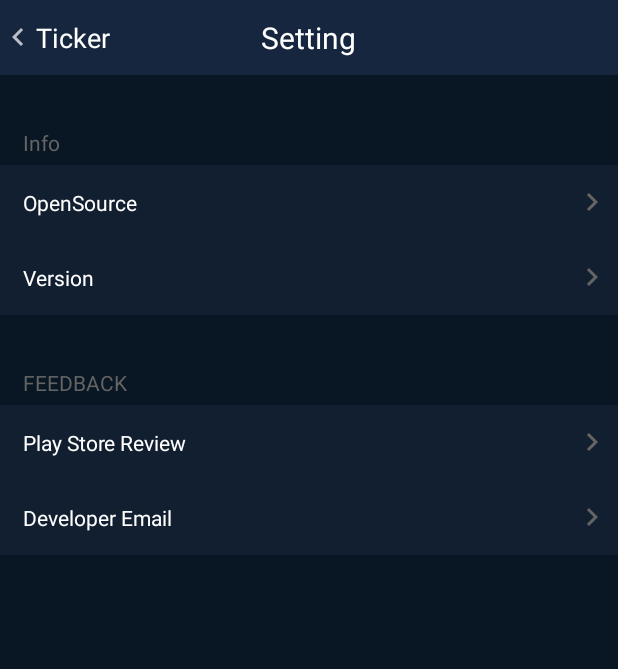
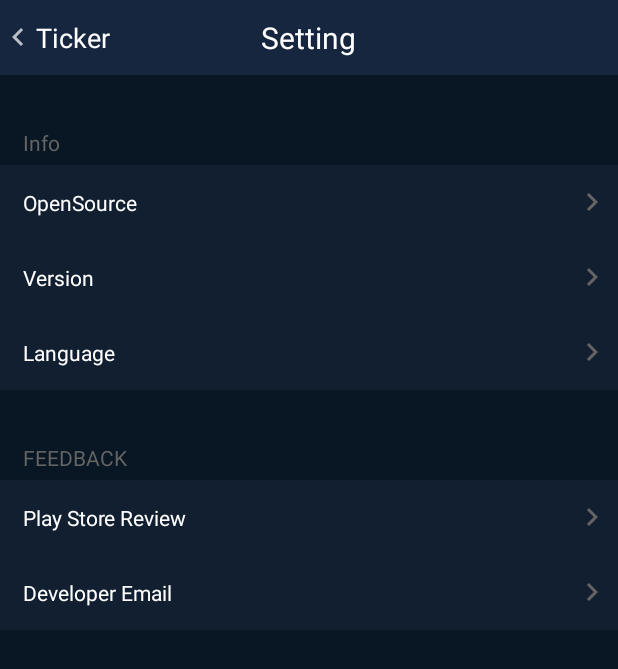
Before and after one commit to wiffy-io/BitMex-ticker-android, an Android app: the SettingActivity screen opened directly, with no data from a screen before it, on a phone screen of 412 x 824 dp. Shown: the top 669 px of the screen. Run offline under Robolectric (Android 15) with nearby library versions, the phone set to English and light mode, and no system bars; network calls fail.

Commit message:
20190616/7:01PM

```diff
--- a/app/src/main/java/com/pale_cosmos/bitmexticker/ui/Information/InformationActivity.kt
+++ b/app/src/main/java/com/pale_cosmos/bitmexticker/ui/Information/InformationActivity.kt
@@ -39,7 +39,7 @@ class InformationActivity : AppCompatActivity(),
         coinInformation = intent.getStringExtra("information")
         information_navi.setOnNavigationItemSelectedListener(this)
         information_navi.menu.findItem(R.id.action_title).title = coinInformation
-        mPresenter = InformationPresenter(this)
+        mPresenter = InformationPresenter(this,applicationContext)
         gestureScanner = GestureDetector(this)
         mPresenter.init()
 
--- a/app/src/main/java/com/pale_cosmos/bitmexticker/ui/Information/InformationContract.kt
+++ b/app/src/main/java/com/pale_cosmos/bitmexticker/ui/Information/InformationContract.kt
@@ -13,5 +13,6 @@ interface InformationContract {
     }
     interface Presenter{
         fun init()
+        fun setSystemLanguage()
     }
 }
--- a/app/src/main/java/com/pale_cosmos/bitmexticker/ui/Main/MainActivity.kt
+++ b/app/src/main/java/com/pale_cosmos/bitmexticker/ui/Main/MainActivity.kt
@@ -44,7 +44,7 @@ class MainActivity : AppCompatActivity(), MainContract.View {
 
         init_loading()
         start_loading()
-        mPresenter = MainPresenter(this)
+        mPresenter = MainPresenter(this,applicationContext)
         mPresenter.change_UI()
         mPresenter.get_coin()
 
--- a/app/src/main/java/com/pale_cosmos/bitmexticker/ui/Main/MainContract.kt
+++ b/app/src/main/java/com/pale_cosmos/bitmexticker/ui/Main/MainContract.kt
@@ -24,5 +24,6 @@ interface MainContract {
         fun make_socket()
         fun get_coin()
         fun socker_reconnect()
+        fun setSystemLanguage()
     }
 }
--- a/app/src/main/java/com/pale_cosmos/bitmexticker/ui/Setting/SettingActivity.kt
+++ b/app/src/main/java/com/pale_cosmos/bitmexticker/ui/Setting/SettingActivity.kt
@@ -31,10 +31,6 @@ const val SWIPE_THRESHOLD_VELOCITY = 150
 class SettingActivity : AppCompatActivity(), SettingContract.View, GestureDetector.OnGestureListener {
     lateinit var mPresenter: SettingPresenter
     lateinit var gestureScanner: GestureDetector
-    //lateinit var opensource: RelativeLayout
-    //lateinit var versions: RelativeLayout
-    //lateinit var review: RelativeLayout
-    //lateinit var email: RelativeLayout
 
     override fun onCreate(savedInstanceState: Bundle?) {
         super.onCreate(savedInstanceState)
@@ -42,7 +38,7 @@ class SettingActivity : AppCompatActivity(), SettingContract.View, GestureDetect
         setContentView(R.layout.activity_setting)
 
         gestureScanner = GestureDetector(this)
-        mPresenter = SettingPresenter(this)
+        mPresenter = SettingPresenter(this,applicationContext)
         mPresenter.change_UI()
     }
 
@@ -56,11 +52,13 @@ class SettingActivity : AppCompatActivity(), SettingContract.View, GestureDetect
 
         OpenSource.background = resources.getDrawable(setting_button())
         Version.background = resources.getDrawable(setting_button())
+        Language.background = resources.getDrawable(setting_button())
         Review.background = resources.getDrawable(setting_button())
         Email.background = resources.getDrawable(setting_button())
 
         (OpenSource[0] as TextView).setTextColor(resources.getColor(get_title()))
         (Version[0] as TextView).setTextColor(resources.getColor(get_title()))
+        (Language[0] as TextView).setTextColor(resources.getColor(get_title()))
         (Review[0] as TextView).setTextColor(resources.getColor(get_title()))
         (Email[0] as TextView).setTextColor(resources.getColor(get_title()))
     }
@@ -115,12 +113,14 @@ class SettingActivity : AppCompatActivity(), SettingContract.View, GestureDetect
         listener1: View.OnClickListener,
         listener2: View.OnClickListener,
         listener3: View.OnClickListener,
-        listener4: View.OnClickListener
+        listener4: View.OnClickListener,
+        listener5: View.OnClickListener
     ) {
         OpenSource.setOnClickListener(listener1)
         Version.setOnClickListener(listener2)
         Review.setOnClickListener(listener3)
         Email.setOnClickListener(listener4)
+        Language.setOnClickListener(listener5)
     }
 
     override fun startDialog(title: String, context: String) {
--- a/app/src/main/java/com/pale_cosmos/bitmexticker/ui/Setting/SettingContract.kt
+++ b/app/src/main/java/com/pale_cosmos/bitmexticker/ui/Setting/SettingContract.kt
@@ -1,5 +1,6 @@
 package com.pale_cosmos.bitmexticker.ui.Setting
 
+import android.view.View
 
 
 interface SettingContract {
@@ -11,7 +12,8 @@ interface SettingContract {
         fun addSettingButtonListener(listener1: android.view.View.OnClickListener,
                                      listener2: android.view.View.OnClickListener,
                                      listener3: android.view.View.OnClickListener,
-                                     listener4: android.view.View.OnClickListener)
+                                     listener4: android.view.View.OnClickListener,
+                                     listener5: android.view.View.OnClickListener)
         fun startDialog(title:String,context:String)
         fun getStringTo(id:Int):String
         fun clipOnBoard(clipBoardMessage:String)
@@ -21,6 +23,6 @@ interface SettingContract {
     interface Presenter
     {
         fun change_UI()
-
+        fun setSystemLanguage()
     }
 }
--- a/app/src/main/java/com/pale_cosmos/bitmexticker/ui/Setting/SettingPresenter.kt
+++ b/app/src/main/java/com/pale_cosmos/bitmexticker/ui/Setting/SettingPresenter.kt
@@ -1,15 +1,21 @@
 package com.pale_cosmos.bitmexticker.ui.Setting
 
+import android.content.Context
+import android.content.res.Configuration
 import android.view.View
 import androidx.core.content.ContextCompat
 import com.pale_cosmos.bitmexticker.R
 import com.pale_cosmos.bitmexticker.extension.get_table_in
+import com.pale_cosmos.bitmexticker.model.Util
+import java.util.*
 
-class SettingPresenter(act: SettingContract.View) : SettingContract.Presenter {
+class SettingPresenter(act: SettingContract.View, cnt:Context) : SettingContract.Presenter {
     private val mView = act
+    private val mContext = cnt
 
     override fun change_UI() {
         mView.changeUI()
+        setSystemLanguage()
         mView.addTickerButtonListener(
             listener = View.OnClickListener {
                 mView.moveToMain()
@@ -27,6 +33,28 @@ class SettingPresenter(act: SettingContract.View) : SettingContract.Presenter {
             listener4 = View.OnClickListener {
                 mView.clipOnBoard(mView.getStringTo(R.string.addmin_mail))
                 mView.startDialog(mView.getStringTo(R.string.addmin_mail), "E-mail copied in clipboard")
+            },
+            listener5 = View.OnClickListener {
+
             })
     }
+    override fun setSystemLanguage() {
+        var config = Configuration()
+        config.locale =  when (Util.global) {
+            Locale.KOREAN.toLanguageTag() -> {
+                Locale.KOREAN
+            }
+            Locale.CHINESE.toLanguageTag() -> {
+                Locale.CHINESE
+            }
+            Locale.JAPANESE.toLanguageTag() -> {
+                Locale.JAPANESE
+            }
+            else -> {
+                Locale.ENGLISH
+            }
+        }
+
+        mContext.resources.updateConfiguration(config,mContext.resources.displayMetrics)
+    }
 }
--- a/app/src/main/java/com/pale_cosmos/bitmexticker/ui/Splash/SplashContract.kt
+++ b/app/src/main/java/com/pale_cosmos/bitmexticker/ui/Splash/SplashContract.kt
@@ -14,5 +14,6 @@ interface SplashContract {
         fun checkInternetConnection()
         fun connectionOn()
         fun connectionOff()
+        fun setSystemLanguage()
     }
 }
--- a/app/src/main/res/layout/activity_setting.xml
+++ b/app/src/main/res/layout/activity_setting.xml
@@ -83,6 +83,31 @@
                         android:layout_marginEnd="5dp"/>
             </RelativeLayout>
         </TableRow>
+        <TableRow>
+            <RelativeLayout android:layout_height="50dp"
+                            android:clickable="true"
+                            android:focusable="true"
+                            android:id="@+id/Language"
+                            android:layout_width="match_parent"
+                            android:background="@drawable/setting_button_light">
+                <TextView
+                        android:layout_width="match_parent"
+                        android:layout_marginStart="15dp"
+                        android:layout_marginBottom="5dp"
+                        android:layout_centerVertical="true"
+                        android:layout_height="wrap_content"
+                        android:textColor="@color/light_title"
+                        android:text="@string/Language"
+                />
+                <ImageView
+                        android:layout_width="wrap_content"
+                        android:layout_height="wrap_content"
+                        android:src="@drawable/setting_right_arrow"
+                        android:layout_alignParentEnd="true"
+                        android:layout_centerVertical="true"
+                        android:layout_marginEnd="5dp"/>
+            </RelativeLayout>
+        </TableRow>
 
         <TableRow>
             <RelativeLayout
--- a/app/src/main/res/values/strings.xml
+++ b/app/src/main/res/values/strings.xml
@@ -25,6 +25,7 @@
     <string name="FEEDBACK">FEEDBACK</string>
     <string name="Play_store_review">Play Store Review</string>
     <string name="Developer_Email">Developer Email</string>
+    <string name="Language">Language</string>
 
     <!-- Menu Title Sources -->
     <string name="Title">title</string>
```
Also changed, not shown: app/src/main/java/com/pale_cosmos/bitmexticker/ui/Information/InformationPresenter.kt (+26 -2 lines), app/src/main/java/com/pale_cosmos/bitmexticker/ui/Main/MainPresenter.kt (+33 -7 lines), app/src/main/java/com/pale_cosmos/bitmexticker/ui/Splash/SplashPresenter.kt (+29 -2 lines), 4 other files.
